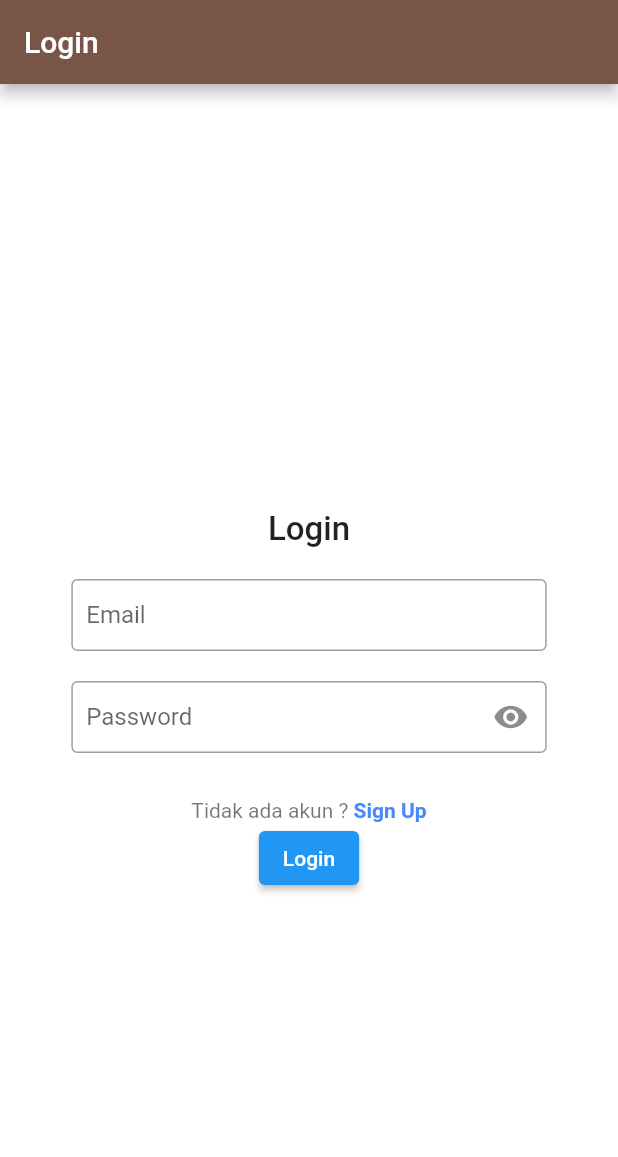
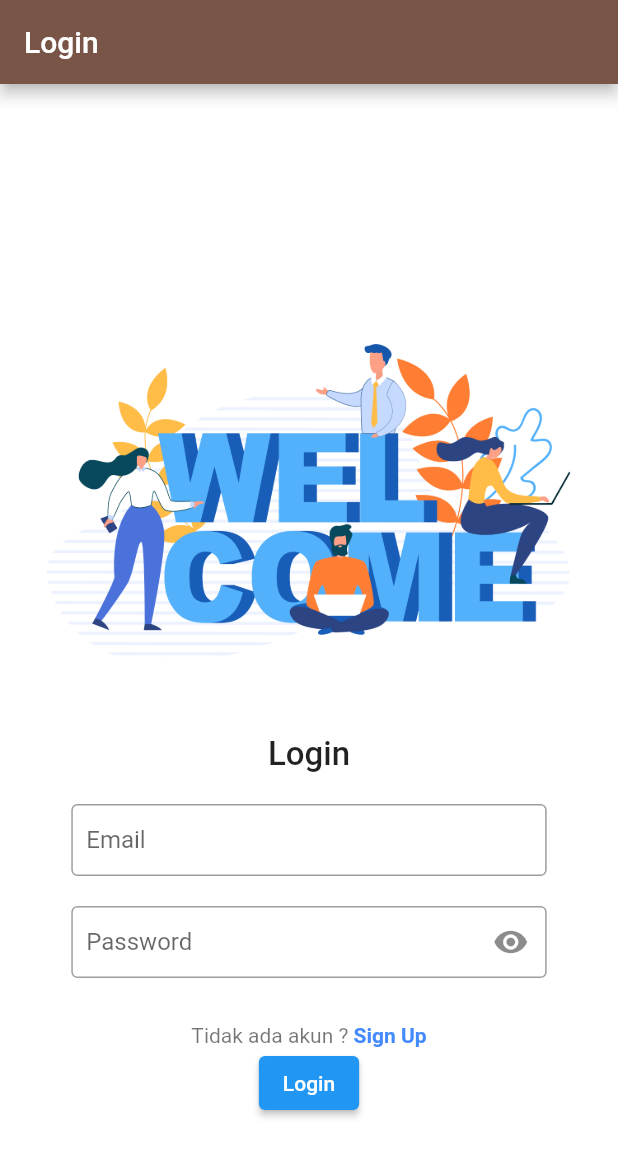
Before and after one commit to 4catxx/vigenesia_app, a Flutter app: the screen it shows after launch, on a phone screen of 412 x 824 dp. Shown: the top 1157 px of the screen. Run offline on Flutter 3.47's test engine with Material 2 defaults, Android fonts, the phone set to English and light mode, and no system bars; drawn by our look-alikes of flutter_form_builder; our stand-ins replace form_builder_validators.

Commit message:
Penambahan gambar pada login_page

```diff
--- a/lib/screen/login_page.dart
+++ b/lib/screen/login_page.dart
@@ -27,7 +27,6 @@ class _LoginState extends State<Login> {
     'First App';
     return Scaffold(
       appBar: AppBar(
-        //leading: Icon(Icons.home),
         backgroundColor: Colors.brown,
         title: Text('Login'),
       ),
@@ -39,6 +38,8 @@ class _LoginState extends State<Login> {
                 child: Column(
                   mainAxisAlignment: MainAxisAlignment.center,
                   children: [
+                    Image.asset('images/4207.jpg',
+                        height: 300.0), // Gambar di atas tulisan "Login"
                     Text(
                       'Login',
                       style:
```
Also changed, not shown: pubspec.yaml (+4 -3 lines).
